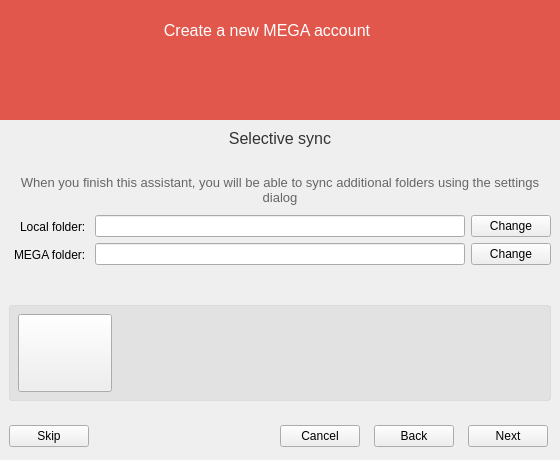
First picture: the form in src/MEGASync/gui/macx/SetupWizard.ui, repository meganz/MEGAsync, before the edit.
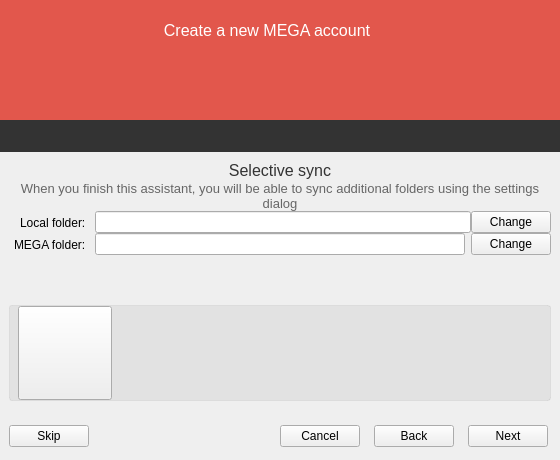
Second picture: the form after the edit. The open tabs and pages were chosen to show the change. Icons and pictures are not drawn. Custom widgets are drawn as their Qt base class.

Commit message: Management of error animation

The edit to the form file:
```diff
--- a/src/MEGASync/gui/macx/SetupWizard.ui
+++ b/src/MEGASync/gui/macx/SetupWizard.ui
@@ -80,6 +80,18 @@
 	font-weight: normal;
 	color: #666666;
 	font-size:20px;
+}
+
+#lError
+{
+	color: #FFFFFF;
+	font-family: &quot;SF UI Text&quot;;
+	font-size: 13px;
+}
+
+#wErrorMessage
+{
+	background-color: #333333;
 }</string>
   </property>
   <layout class="QVBoxLayout" name="verticalLayout">
@@ -305,12 +317,133 @@
      </layout>
     </widget>
    </item>
+   <item>
+    <widget class="QWidget" name="wErrors" native="true">
+     <property name="minimumSize">
+      <size>
+       <width>560</width>
+       <height>32</height>
+      </size>
+     </property>
+     <property name="maximumSize">
+      <size>
+       <width>560</width>
+       <height>32</height>
+      </size>
+     </property>
+     <property name="styleSheet">
+      <string notr="true"/>
+     </property>
+     <widget class="QWidget" name="wErrorMessage" native="true">
+      <property name="geometry">
+       <rect>
+        <x>0</x>
+        <y>0</y>
+        <width>560</width>
+        <height>32</height>
+       </rect>
+      </property>
+      <property name="sizePolicy">
+       <sizepolicy hsizetype="MinimumExpanding" vsizetype="MinimumExpanding">
+        <horstretch>0</horstretch>
+        <verstretch>0</verstretch>
+       </sizepolicy>
+      </property>
+      <property name="minimumSize">
+       <size>
+        <width>560</width>
+        <height>0</height>
+       </size>
+      </property>
+      <property name="maximumSize">
+       <size>
+        <width>560</width>
+        <height>32</height>
+       </size>
+      </property>
+      <layout class="QHBoxLayout" name="horizontalLayout_10">
+       <property name="sizeConstraint">
+        <enum>QLayout::SetDefaultConstraint</enum>
+       </property>
+       <property name="leftMargin">
+        <number>0</number>
+       </property>
+       <property name="topMargin">
+        <number>0</number>
+       </property>
+       <property name="rightMargin">
+        <number>0</number>
+       </property>
+       <property name="bottomMargin">
+        <number>0</number>
+       </property>
+       <item>
+        <spacer name="horizontalSpacer_6">
+         <property name="orientation">
+          <enum>Qt::Horizontal</enum>
+         </property>
+         <property name="sizeHint" stdset="0">
+          <size>
+           <width>268</width>
+           <height>0</height>
+          </size>
+         </property>
+        </spacer>
+       </item>
+       <item>
+        <widget class="QLabel" name="lError">
+         <property name="sizePolicy">
+          <sizepolicy hsizetype="Preferred" vsizetype="Preferred">
+           <horstretch>0</horstretch>
+           <verstretch>0</verstretch>
+          </sizepolicy>
+         </property>
+         <property name="minimumSize">
+          <size>
+           <width>530</width>
+           <height>0</height>
+          </size>
+         </property>
+         <property name="maximumSize">
+          <size>
+           <width>530</width>
+           <height>16777215</height>
+          </size>
+         </property>
+         <property name="text">
+          <string/>
+         </property>
+         <property name="alignment">
+          <set>Qt::AlignCenter</set>
+         </property>
+         <property name="wordWrap">
+          <bool>true</bool>
+         </property>
+        </widget>
+       </item>
+       <item>
+        <spacer name="horizontalSpacer_7">
+         <property name="orientation">
+          <enum>Qt::Horizontal</enum>
+         </property>
+         <property name="sizeHint" stdset="0">
+          <size>
+           <width>268</width>
+           <height>0</height>
+          </size>
+         </property>
+        </spacer>
+       </item>
+      </layout>
+     </widget>
+    </widget>
+   </item>
    <item>
     <widget class="QStackedWidget" name="sPages">
      <property name="minimumSize">
       <size>
        <width>0</width>
-       <height>290</height>
+       <height>258</height>
       </size>
      </property>
      <property name="maximumSize">
@@ -1448,12 +1581,15 @@
      </widget>
      <widget class="QWidget" name="pAdvanced">
       <layout class="QVBoxLayout" name="verticalLayout_6">
+       <property name="spacing">
+        <number>0</number>
+       </property>
        <item>
         <widget class="QLabel" name="lAdvancedSetup">
          <property name="minimumSize">
           <size>
            <width>0</width>
-           <height>40</height>
+           <height>20</height>
           </size>
          </property>
          <property name="font">
@@ -1512,19 +1648,19 @@
            <number>6</number>
           </property>
           <property name="verticalSpacing">
-           <number>6</number>
+           <number>0</number>
           </property>
           <property name="leftMargin">
            <number>0</number>
           </property>
           <property name="topMargin">
-           <number>4</number>
+           <number>0</number>
           </property>
           <property name="rightMargin">
            <number>0</number>
           </property>
           <property name="bottomMargin">
-           <number>9</number>
+           <number>0</number>
           </property>
           <item row="0" column="0">
            <widget class="QLabel" name="lLocalFolder">
@@ -1652,6 +1788,12 @@
 }</string>
          </property>
          <layout class="QHBoxLayout" name="horizontalLayout_8">
+          <property name="topMargin">
+           <number>0</number>
+          </property>
+          <property name="bottomMargin">
+           <number>0</number>
+          </property>
           <item>
            <widget class="QPushButton" name="bSyncType">
             <property name="minimumSize">
```
Left out of the diff: 268 changed lines with no effect on the pictures. The commit also changes 4 other files.
